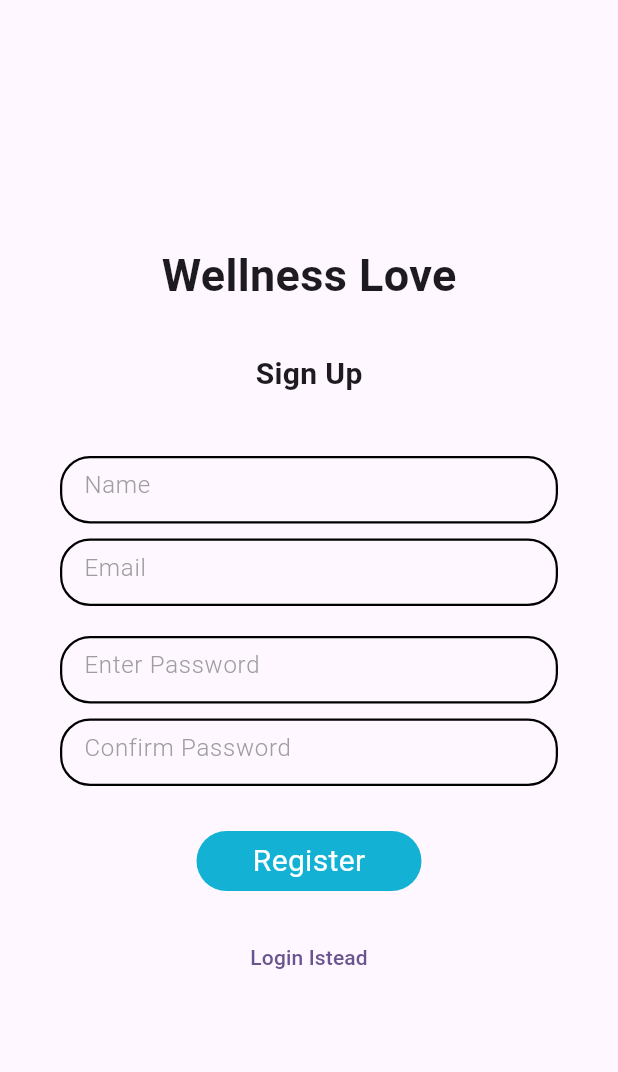
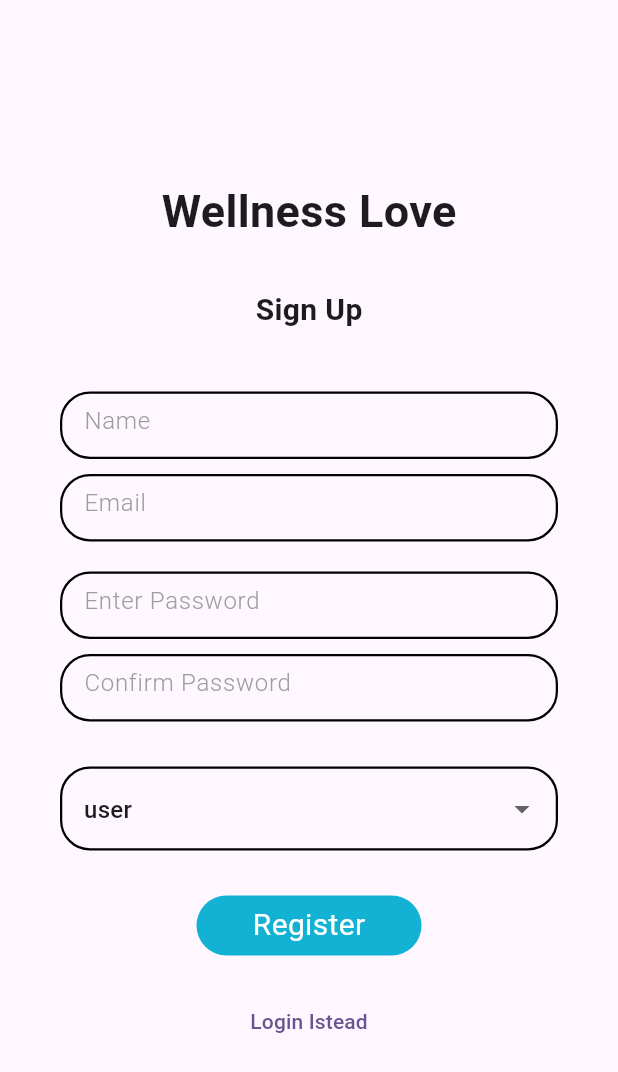
Before and after one commit to JuliusKanneh/saloon-mngt, a Flutter app: the screen it shows after launch, on a phone screen of 412 x 824 dp. Shown: the top 1072 px of the screen. Run offline on Flutter 3.47's test engine with Material 3 defaults, Android fonts, the light colour scheme and no system bars; our stand-ins replace cloud_firestore, email_validator, firebase_auth, firebase_core, firebase_database, firebase_storage and 6 more; accounts and stored records are empty.

Commit message:
Allows user to register as ordinary user or manager

```diff
--- a/lib/apis/auth_api.dart
+++ b/lib/apis/auth_api.dart
@@ -52,7 +52,7 @@ class AuthApi implements IAuthApi {
 
       // set the user id and role before saving
       user.setId(userCredential.user!.uid);
-      user.setRole(ordinaryUserRole);
+      // user.setRole(ordinaryUserRole);
 
       // save user data
       var saveUserData = await firebaseDBApi.saveUserData(user);
--- a/lib/features/auth/views/register_view.dart
+++ b/lib/features/auth/views/register_view.dart
@@ -26,6 +26,17 @@ class _RegisterViewState extends ConsumerState<RegisterView> {
   final phoneNumberTextEditingController = TextEditingController();
   final passwordTextEditingController = TextEditingController();
   final confirmPasswordTextEditingController = TextEditingController();
+  String? selectedUserRole;
+  List<String> userRoles = [
+    "user",
+    "manager",
+  ];
+
+  @override
+  void initState() {
+    super.initState();
+    selectedUserRole = userRoles[0];
+  }
 
   @override
   Widget build(BuildContext context) {
@@ -106,6 +117,57 @@ class _RegisterViewState extends ConsumerState<RegisterView> {
                               const SizedBox(
                                 height: 30,
                               ),
+                              DropdownButtonFormField<String>(
+                                decoration: InputDecoration(
+                                  hintText: "Role",
+                                  hintStyle: const TextStyle(
+                                    color: Colors.grey,
+                                    fontSize: 16,
+                                    fontWeight: FontWeight.w300,
+                                  ),
+                                  border: OutlineInputBorder(
+                                    borderRadius: BorderRadius.circular(20),
+                                  ),
+                                  enabledBorder: OutlineInputBorder(
+                                    borderRadius: BorderRadius.circular(20),
+                                    borderSide: const BorderSide(
+                                      // color: Colors.blue,
+                                      width: 1.5,
+                                    ),
+                                  ),
+                                  focusedBorder: OutlineInputBorder(
+                                    borderRadius: BorderRadius.circular(20),
+                                    borderSide: const BorderSide(
+                                      color: Colors.blue,
+                                      width: 3.0,
+                                    ),
+                                  ),
+                                ),
+                                // decoration: const InputDecoration(
+                                //   labelText: "Manager",
+                                //   border: OutlineInputBorder(
+                                //     borderRadius:
+                                //         BorderRadius.all(Radius.circular(20)),
+                                //   ),
+                                //   floatingLabelBehavior:
+                                //       FloatingLabelBehavior.never,
+                                // ),
+                                value: userRoles[0],
+                                onChanged: (String? value) {
+                                  setState(() {
+                                    selectedUserRole = value;
+                                  });
+                                },
+                                items: userRoles.map((role) {
+                                  return DropdownMenuItem<String>(
+                                    value: role,
+                                    child: Text(role),
+                                  );
+                                }).toList(),
+                              ),
+                              const SizedBox(
+                                height: 30,
+                              ),
                               GestureDetector(
                                 onTap: () {
                                   var isPassMatch = validatePassword(
@@ -128,6 +190,7 @@ class _RegisterViewState extends ConsumerState<RegisterView> {
                                         email: emailTextEditingController.text
                                             .trim(),
                                         photoUrl: "",
+                                        role: selectedUserRole,
                                       ),
                                       password: passwordTextEditingController
                                           .text
```
